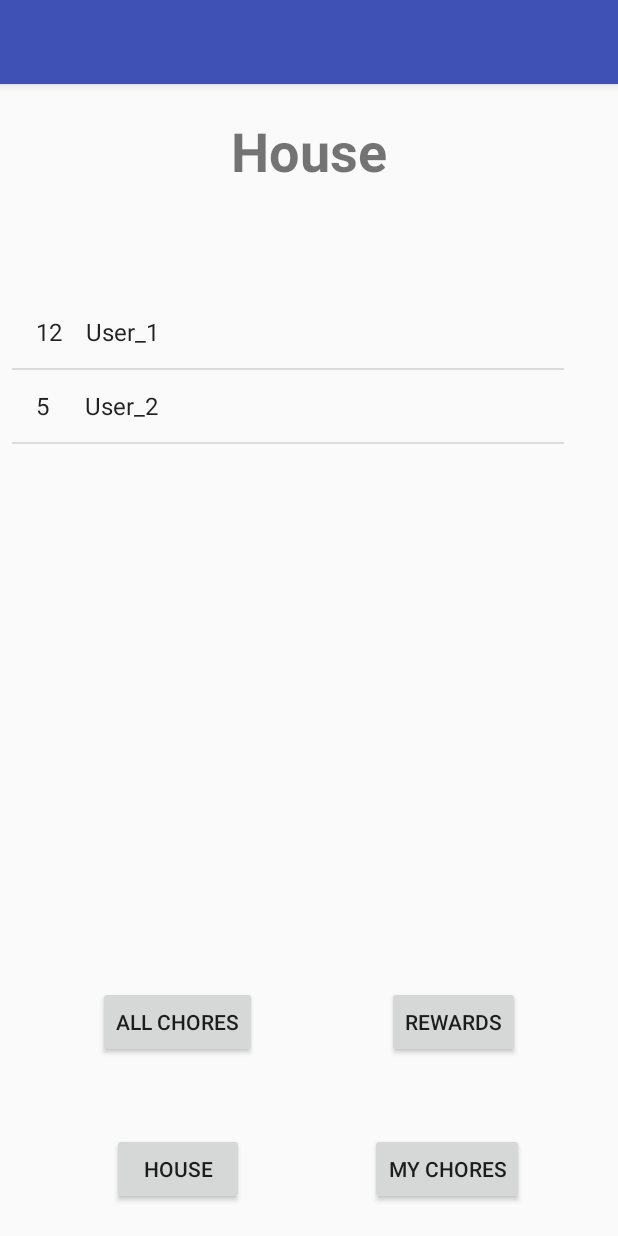
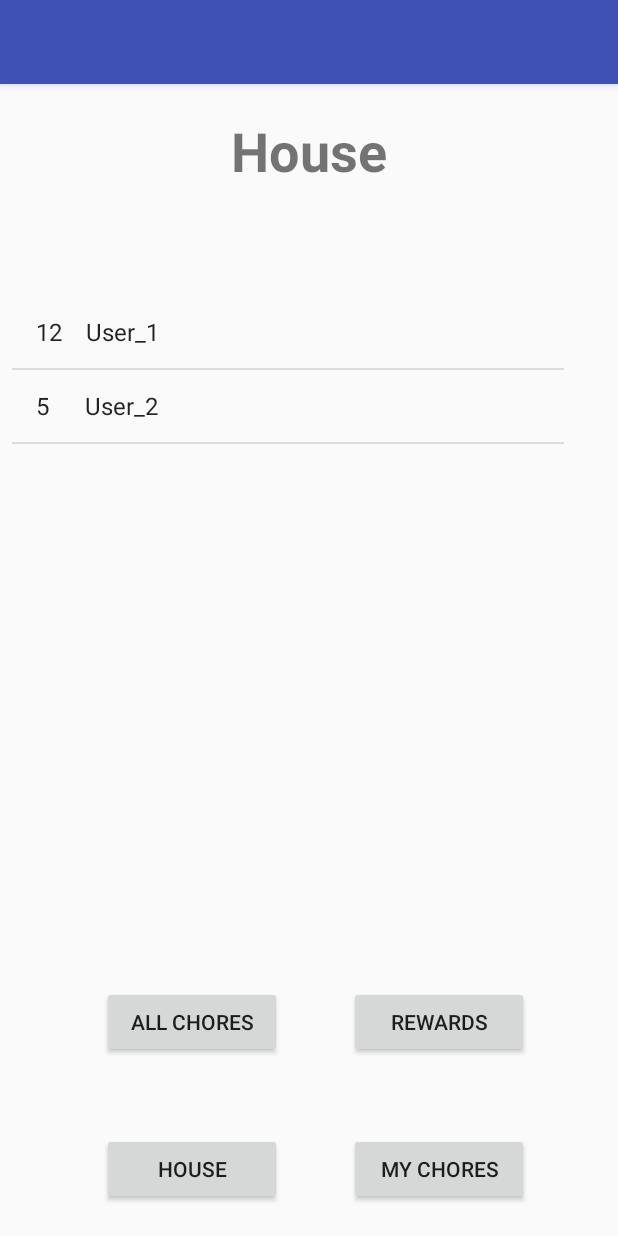
Before and after one commit to gustavojimenez41/ChoreKeeper, an Android app: the Home screen opened directly, with no data from a screen before it, on a phone screen of 412 x 824 dp. Run offline under Robolectric (Android 15) with nearby library versions, the phone set to English and light mode, and no system bars.

```diff
--- a/ChoreKeeper/app/src/main/res/layout/activity_home.xml
+++ b/ChoreKeeper/app/src/main/res/layout/activity_home.xml
@@ -8,7 +8,7 @@
 
     <Button
         android:id="@+id/my_chores"
-        android:layout_width="wrap_content"
+        android:layout_width="120dp"
         android:layout_height="wrap_content"
         android:layout_marginBottom="8dp"
         android:layout_marginEnd="8dp"
@@ -41,7 +41,7 @@
 
     <Button
         android:id="@+id/all_chores"
-        android:layout_width="wrap_content"
+        android:layout_width="120dp"
         android:layout_height="wrap_content"
         android:layout_marginBottom="8dp"
         android:layout_marginEnd="8dp"
@@ -50,14 +50,14 @@
         android:text="All Chores"
         app:layout_constraintBottom_toBottomOf="parent"
         app:layout_constraintEnd_toEndOf="parent"
-        app:layout_constraintHorizontal_bias="0.198"
+        app:layout_constraintHorizontal_bias="0.217"
         app:layout_constraintStart_toStartOf="parent"
         app:layout_constraintTop_toTopOf="parent"
         app:layout_constraintVertical_bias="0.843" />
 
     <Button
         android:id="@+id/Rewards"
-        android:layout_width="wrap_content"
+        android:layout_width="120dp"
         android:layout_height="wrap_content"
         android:layout_marginBottom="8dp"
         android:layout_marginEnd="8dp"
@@ -73,7 +73,7 @@
 
     <Button
         android:id="@+id/house_button"
-        android:layout_width="wrap_content"
+        android:layout_width="120dp"
         android:layout_height="wrap_content"
         android:layout_marginBottom="8dp"
         android:layout_marginEnd="8dp"
```
